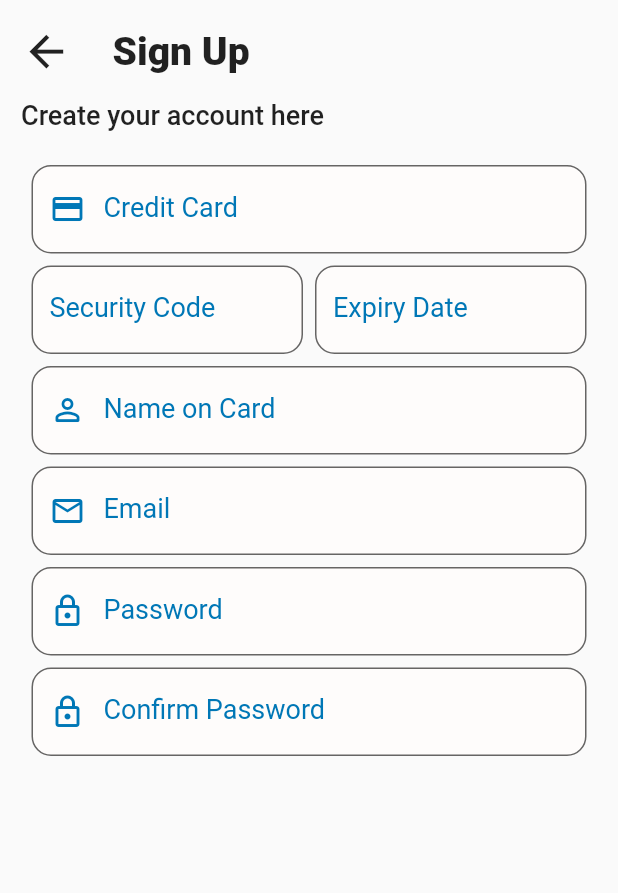
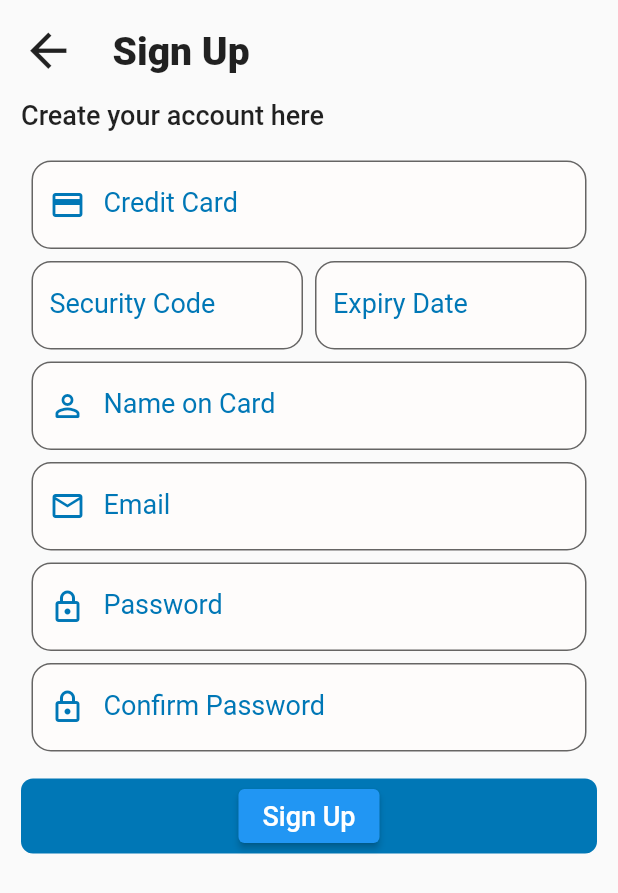
Before and after one commit to RaedAddala/boukini, a Flutter app: the screen it shows after launch, on a phone screen of 412 x 824 dp. Shown: the top 893 px of the screen. Run offline on Flutter 3.47's test engine with Material 2 defaults, Android fonts, the phone set to English and light mode, and no system bars; drawn by our look-alikes of flutter_form_builder; our stand-ins replace form_builder_validators.

Commit message:
Sign Up Form submit buttom added.

```diff
--- a/lib/Forms/FormPageLayout/authentication_layout.dart
+++ b/lib/Forms/FormPageLayout/authentication_layout.dart
@@ -51,7 +51,7 @@ class AuthenticationLayout extends StatelessWidget {
                 Row(
                   children: [
                     IconButton(
-                      iconSize: gTitleTextSize * 1.3,
+                      iconSize: gTitleTextSize * 1.4,
                       onPressed: () {
                         onBackPressed!();
                       },
@@ -84,7 +84,32 @@ class AuthenticationLayout extends StatelessWidget {
               ),
               gSmallVerSpace,
               form,
-              gHugeVerSpace,
+              gTinyVerSpace,
+              Container(
+                width: double.infinity,
+                height: 50,
+                alignment: Alignment.center,
+                decoration: BoxDecoration(
+                  color: gThemePrimaryColor,
+                  borderRadius: BorderRadius.circular(8),
+                ),
+                child: ElevatedButton(
+                  onPressed: () {
+                    if (formKey.currentState != null &&
+                        formKey.currentState!.validate()) {
+                      onMainButtonTapped();
+                    }
+                  },
+                  child: busy
+                      ? const CircularProgressIndicator(
+                          valueColor: AlwaysStoppedAnimation(Colors.white),
+                        )
+                      : Text(
+                          mainButtonTitle,
+                          style: gButtonTextStyle,
+                        ),
+                ),
+              ),
             ],
           ),
         ),
@@ -92,7 +117,6 @@ class AuthenticationLayout extends StatelessWidget {
     );
   }
 }
-
 //     return SingleChildScrollView(
 //       child: Container(
 //         padding: const EdgeInsets.all(25),
--- a/lib/Forms/FormWidgets/signup_form_widget.dart
+++ b/lib/Forms/FormWidgets/signup_form_widget.dart
@@ -25,7 +25,7 @@ class SignUpFormState extends State<SignUpForm> {
     final TextEditingController confirmPass = TextEditingController();
 
     return Container(
-      padding: const EdgeInsets.symmetric(vertical: 15.0, horizontal: 7.0),
+      padding: const EdgeInsets.symmetric(vertical: 12.0, horizontal: 7.0),
       child: FormBuilder(
         key: formKey,
         child: Column(
--- a/lib/utils/style.dart
+++ b/lib/utils/style.dart
@@ -60,12 +60,12 @@ const TextStyle gSecondaryTitleTextStyle = TextStyle(
   fontWeight: FontWeight.w500,
 );
 
-const double gButtonTextSize = 16;
+const double gButtonTextSize = 18;
 
 const TextStyle gButtonTextStyle = TextStyle(
   color: gThemeOnPrimaryTextColor,
   fontSize: gButtonTextSize,
-  fontWeight: FontWeight.w400,
+  fontWeight: FontWeight.w500,
 );
 const double gTextSize = 14;
 
```
